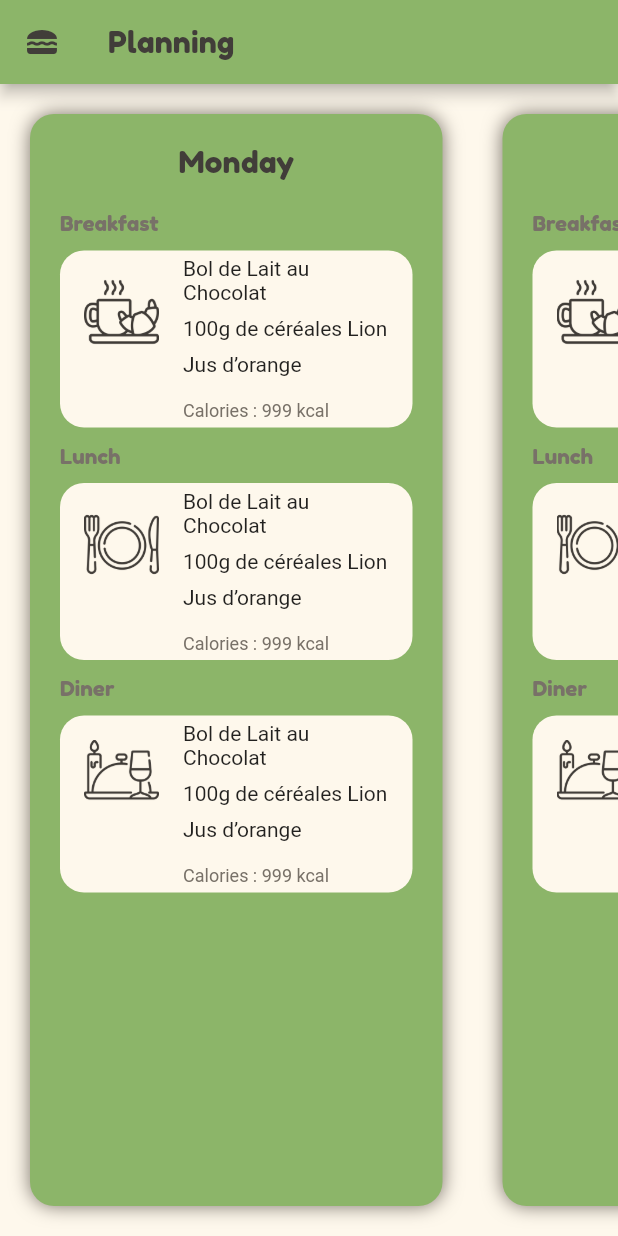
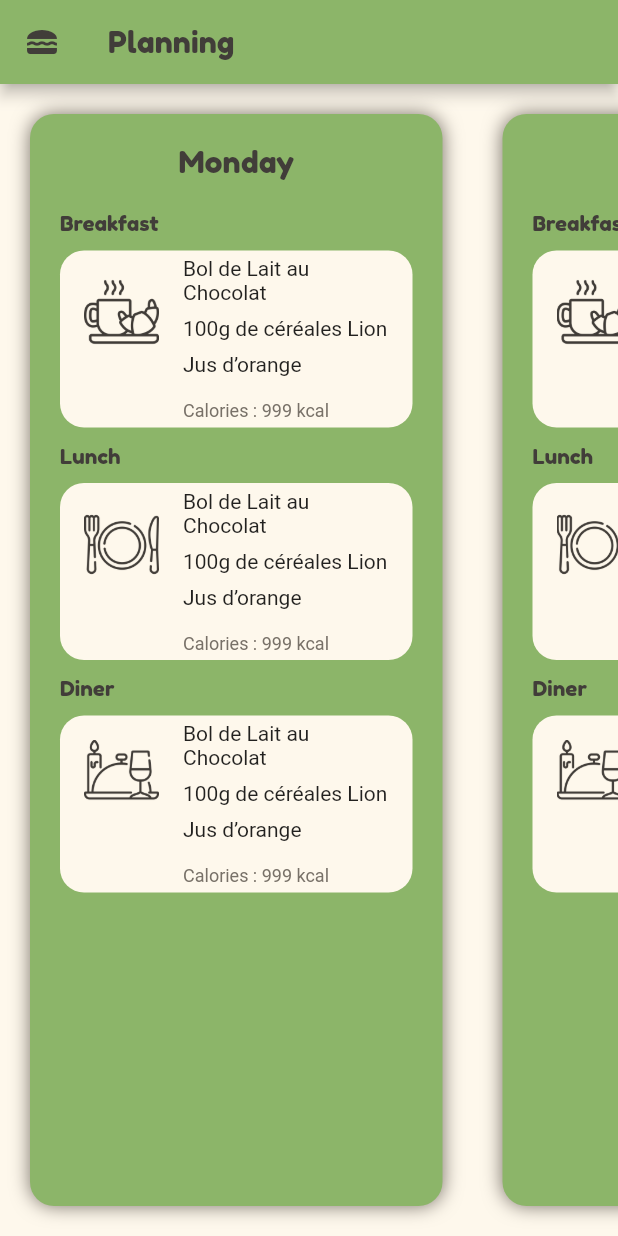
Before and after one commit to Orthoceras69/feed-meal, a Flutter app: the HomePage screen opened directly, on a phone screen of 412 x 824 dp. Run offline on Flutter 3.47's test engine with Material 2 defaults, Android fonts, the phone set to English and light mode, and no system bars.

Commit message:
feat: front homepage

```diff
--- a/lib/views/login.dart
+++ b/lib/views/login.dart
@@ -102,7 +102,7 @@ class _LoginPageState extends State<LoginPage> {
                                   builder: (context) => const HomePage()),
                             );
                           },
-                          child: const Text('Logging In'))
+                          child: const Text('Log In'))
                     ]),
                     Row(
                       mainAxisAlignment: MainAxisAlignment.center,
--- a/lib/views/register.dart
+++ b/lib/views/register.dart
@@ -113,7 +113,7 @@ class _RegisterPageState extends State<RegisterPage> {
                             onPressed: () {
                               // print('Signing In');
                             },
-                            child: const Text('Signing In'))
+                            child: const Text('Sign In'))
                       ]),
                     ),
                     Row(
--- a/lib/widgets/daycard.dart
+++ b/lib/widgets/daycard.dart
@@ -28,17 +28,17 @@ Widget dayCard(BuildContext context, String day) {
               const Text(
                 "Breakfast",
                 textAlign: TextAlign.left,
-                style: TextStyle(fontFamily: "FredokaOne", color: Palette.grey),
+                style: TextStyle(fontFamily: "FredokaOne", color: Palette.dark),
               ),
               mealCard(context, "Breakfast"),
               const Text(
                 "Lunch",
-                style: TextStyle(fontFamily: "FredokaOne", color: Palette.grey),
+                style: TextStyle(fontFamily: "FredokaOne", color: Palette.dark),
               ),
               mealCard(context, "Lunch"),
               const Text(
                 "Diner",
-                style: TextStyle(fontFamily: "FredokaOne", color: Palette.grey),
+                style: TextStyle(fontFamily: "FredokaOne", color: Palette.dark),
               ),
               mealCard(context, "Diner"),
             ],
```
Also changed, not shown: 1 other file.
